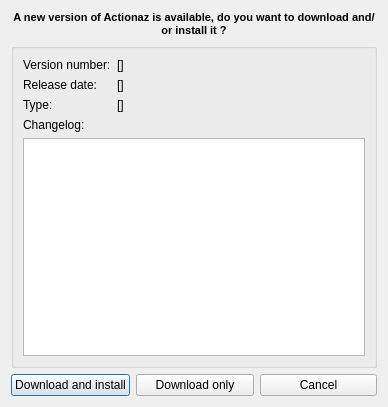
The window that gui/changelogdialog.ui (Jmgr/actiona) describes before a commit, drawn with Qt 5.
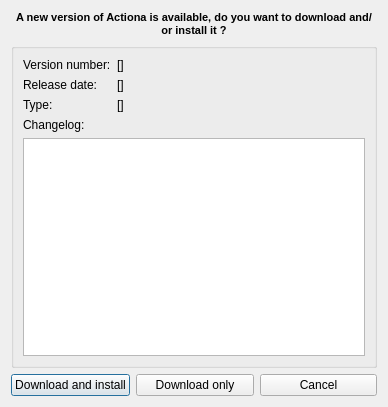
The same window after the commit.

Commit message: Global - renamed Actionaz to Actiona

```diff
--- a/gui/changelogdialog.ui
+++ b/gui/changelogdialog.ui
@@ -20,8 +20,8 @@
       <string>&lt;!DOCTYPE HTML PUBLIC &quot;-//W3C//DTD HTML 4.0//EN&quot; &quot;http://www.w3.org/TR/REC-html40/strict.dtd&quot;&gt;
 &lt;html&gt;&lt;head&gt;&lt;meta name=&quot;qrichtext&quot; content=&quot;1&quot; /&gt;&lt;style type=&quot;text/css&quot;&gt;
 p, li { white-space: pre-wrap; }
-&lt;/style&gt;&lt;/head&gt;&lt;body style=&quot; font-family:'MS Shell Dlg 2'; font-size:8.25pt; font-weight:400; font-style:normal;&quot;&gt;
-&lt;p align=&quot;center&quot; style=&quot; margin-top:0px; margin-bottom:0px; margin-left:0px; margin-right:0px; -qt-block-indent:0; text-indent:0px;&quot;&gt;&lt;span style=&quot; font-size:8pt; font-weight:600;&quot;&gt;A new version of Actionaz is available, do you want to download and/or install it ?&lt;/span&gt;&lt;/p&gt;&lt;/body&gt;&lt;/html&gt;</string>
+&lt;/style&gt;&lt;/head&gt;&lt;body style=&quot; font-family:'Sans Serif'; font-size:9pt; font-weight:400; font-style:normal;&quot;&gt;
+&lt;p align=&quot;center&quot; style=&quot; margin-top:0px; margin-bottom:0px; margin-left:0px; margin-right:0px; -qt-block-indent:0; text-indent:0px;&quot;&gt;&lt;span style=&quot; font-family:'MS Shell Dlg 2'; font-size:8pt; font-weight:600;&quot;&gt;A new version of Actiona is available, do you want to download and/or install it ?&lt;/span&gt;&lt;/p&gt;&lt;/body&gt;&lt;/html&gt;</string>
      </property>
      <property name="textFormat">
       <enum>Qt::RichText</enum>
```
The commit also changes 500 other files.
